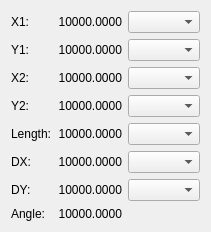
Qt form scribus/measurementsbase.ui (scribusproject/scribus) before a commit.
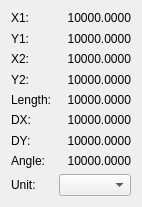
The same form after that commit.

Commit message: Fixed Bug #7541: "There should be only one dropdown dialog for units in the measurement palette"

```diff
--- a/scribus/measurementsbase.ui
+++ b/scribus/measurementsbase.ui
@@ -5,14 +5,14 @@
    <rect>
     <x>0</x>
     <y>0</y>
-    <width>209</width>
-    <height>228</height>
+    <width>142</width>
+    <height>207</height>
    </rect>
   </property>
   <property name="windowTitle" >
    <string>Distances</string>
   </property>
-  <layout class="QGridLayout" >
+  <layout class="QGridLayout" name="gridLayout" >
    <item row="0" column="0" >
     <widget class="QLabel" name="x1Label" >
      <property name="text" >
@@ -30,22 +30,6 @@
      </property>
     </widget>
    </item>
-   <item row="0" column="2" >
-    <widget class="QComboBox" name="unitSwitchX1" >
-     <property name="sizePolicy" >
-      <sizepolicy vsizetype="Fixed" hsizetype="Preferred" >
-       <horstretch>0</horstretch>
-       <verstretch>0</verstretch>
-      </sizepolicy>
-     </property>
-     <property name="minimumContentsLength" >
-      <number>3</number>
-     </property>
-     <property name="frame" >
-      <bool>true</bool>
-     </property>
-    </widget>
-   </item>
    <item row="1" column="0" >
     <widget class="QLabel" name="y1Label" >
      <property name="text" >
@@ -63,19 +47,6 @@
      </property>
     </widget>
    </item>
-   <item row="1" column="2" >
-    <widget class="QComboBox" name="unitSwitchY1" >
-     <property name="sizePolicy" >
-      <sizepolicy vsizetype="Fixed" hsizetype="Preferred" >
-       <horstretch>0</horstretch>
-       <verstretch>0</verstretch>
-      </sizepolicy>
-     </property>
-     <property name="minimumContentsLength" >
-      <number>0</number>
-     </property>
-    </widget>
-   </item>
    <item row="2" column="0" >
     <widget class="QLabel" name="x2Label" >
      <property name="text" >
@@ -93,19 +64,6 @@
      </property>
     </widget>
    </item>
-   <item row="2" column="2" >
-    <widget class="QComboBox" name="unitSwitchX2" >
-     <property name="sizePolicy" >
-      <sizepolicy vsizetype="Fixed" hsizetype="Preferred" >
-       <horstretch>0</horstretch>
-       <verstretch>0</verstretch>
-      </sizepolicy>
-     </property>
-     <property name="minimumContentsLength" >
-      <number>0</number>
-     </property>
-    </widget>
-   </item>
    <item row="3" column="0" >
     <widget class="QLabel" name="y2Label" >
      <property name="text" >
@@ -123,19 +81,6 @@
      </property>
     </widget>
    </item>
-   <item row="3" column="2" >
-    <widget class="QComboBox" name="unitSwitchY2" >
-     <property name="sizePolicy" >
-      <sizepolicy vsizetype="Fixed" hsizetype="Preferred" >
-       <horstretch>0</horstretch>
-       <verstretch>0</verstretch>
-      </sizepolicy>
-     </property>
-     <property name="minimumContentsLength" >
-      <number>0</number>
-     </property>
-    </widget>
-   </item>
    <item row="4" column="0" >
     <widget class="QLabel" name="lengthLabel" >
      <property name="text" >
@@ -153,19 +98,6 @@
      </property>
     </widget>
    </item>
-   <item row="4" column="2" >
-    <widget class="QComboBox" name="unitSwitchLength" >
-     <property name="sizePolicy" >
-      <sizepolicy vsizetype="Fixed" hsizetype="Preferred" >
-       <horstretch>0</horstretch>
-       <verstretch>0</verstretch>
-      </sizepolicy>
-     </property>
-     <property name="minimumContentsLength" >
-      <number>0</number>
-     </property>
-    </widget>
-   </item>
    <item row="5" column="0" >
     <widget class="QLabel" name="dxLabel" >
      <property name="text" >
@@ -183,19 +115,6 @@
      </property>
     </widget>
    </item>
-   <item row="5" column="2" >
-    <widget class="QComboBox" name="unitSwitchDX" >
-     <property name="sizePolicy" >
-      <sizepolicy vsizetype="Fixed" hsizetype="Preferred" >
-       <horstretch>0</horstretch>
-       <verstretch>0</verstretch>
-      </sizepolicy>
-     </property>
-     <property name="minimumContentsLength" >
-      <number>0</number>
-     </property>
-    </widget>
-   </item>
    <item row="6" column="0" >
     <widget class="QLabel" name="dyLabel" >
      <property name="text" >
@@ -213,19 +132,6 @@
      </property>
     </widget>
    </item>
-   <item row="6" column="2" >
-    <widget class="QComboBox" name="unitSwitchDY" >
-     <property name="sizePolicy" >
-      <sizepolicy vsizetype="Fixed" hsizetype="Preferred" >
-       <horstretch>0</horstretch>
-       <verstretch>0</verstretch>
-      </sizepolicy>
-     </property>
-     <property name="minimumContentsLength" >
-      <number>0</number>
-     </property>
-    </widget>
-   </item>
    <item row="7" column="0" >
     <widget class="QLabel" name="angleLabel" >
      <property name="text" >
@@ -243,6 +149,29 @@
      </property>
     </widget>
    </item>
+   <item row="8" column="0" >
+    <widget class="QLabel" name="label" >
+     <property name="text" >
+      <string>Unit:</string>
+     </property>
+    </widget>
+   </item>
+   <item row="8" column="1" >
+    <widget class="QComboBox" name="unitSwitch" >
+     <property name="sizePolicy" >
+      <sizepolicy vsizetype="Fixed" hsizetype="Preferred" >
+       <horstretch>0</horstretch>
+       <verstretch>0</verstretch>
+      </sizepolicy>
+     </property>
+     <property name="minimumContentsLength" >
+      <number>3</number>
+     </property>
+     <property name="frame" >
+      <bool>true</bool>
+     </property>
+    </widget>
+   </item>
   </layout>
  </widget>
  <resources/>
```
The commit also changes 1 other file.
